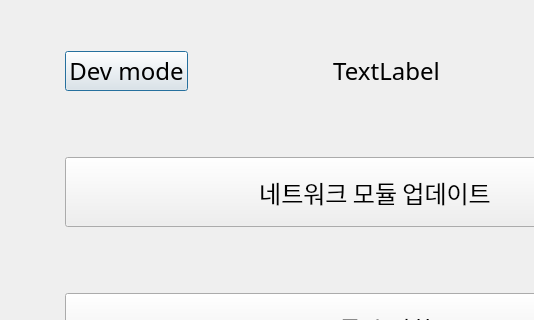
First picture: the form in modi/assets/modi_firmware_updater.ui, repository LUXROBO/pymodi, before the edit; both pictures show x 0 to 534 and y 0 to 320 of the 750 by 789 pixel window.
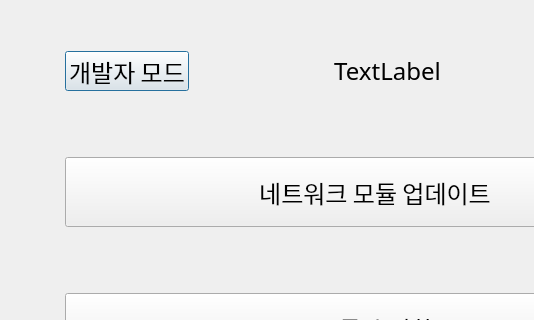
Second picture: the form after the edit.

```diff
--- a/modi/assets/modi_firmware_updater.ui
+++ b/modi/assets/modi_firmware_updater.ui
@@ -158,7 +158,7 @@
           </font>
          </property>
          <property name="text">
-          <string>Dev mode</string>
+          <string>개발자 모드</string>
          </property>
         </widget>
        </item>
```
Left out of the diff: 5 changed lines with no effect on the pictures.
